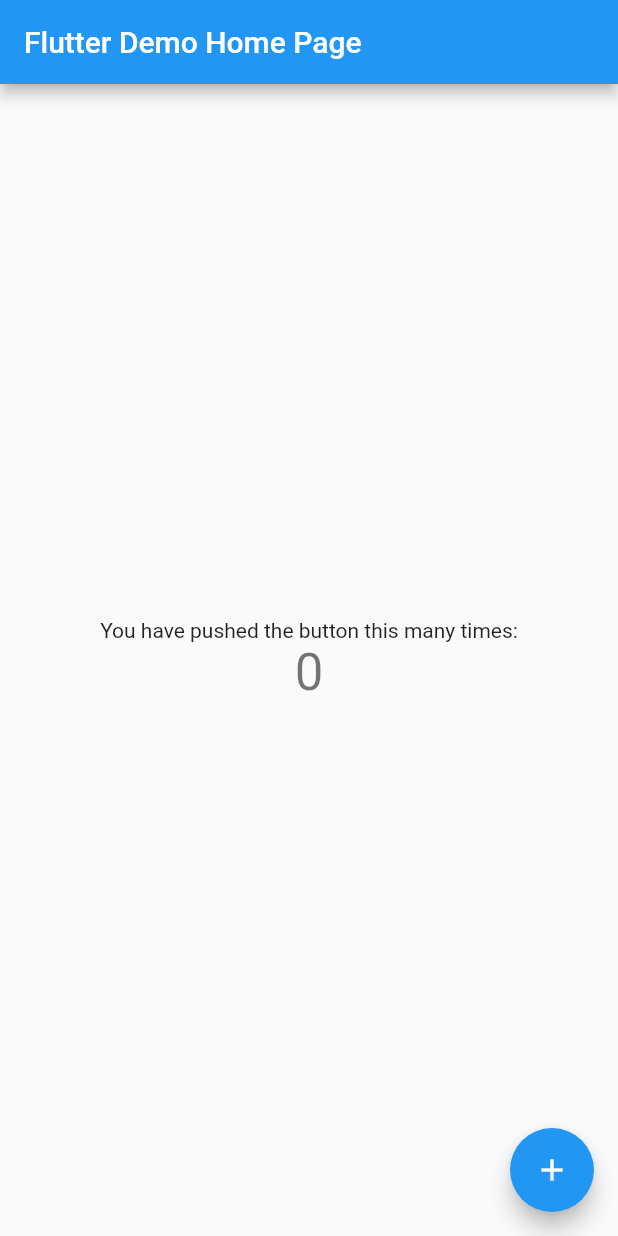
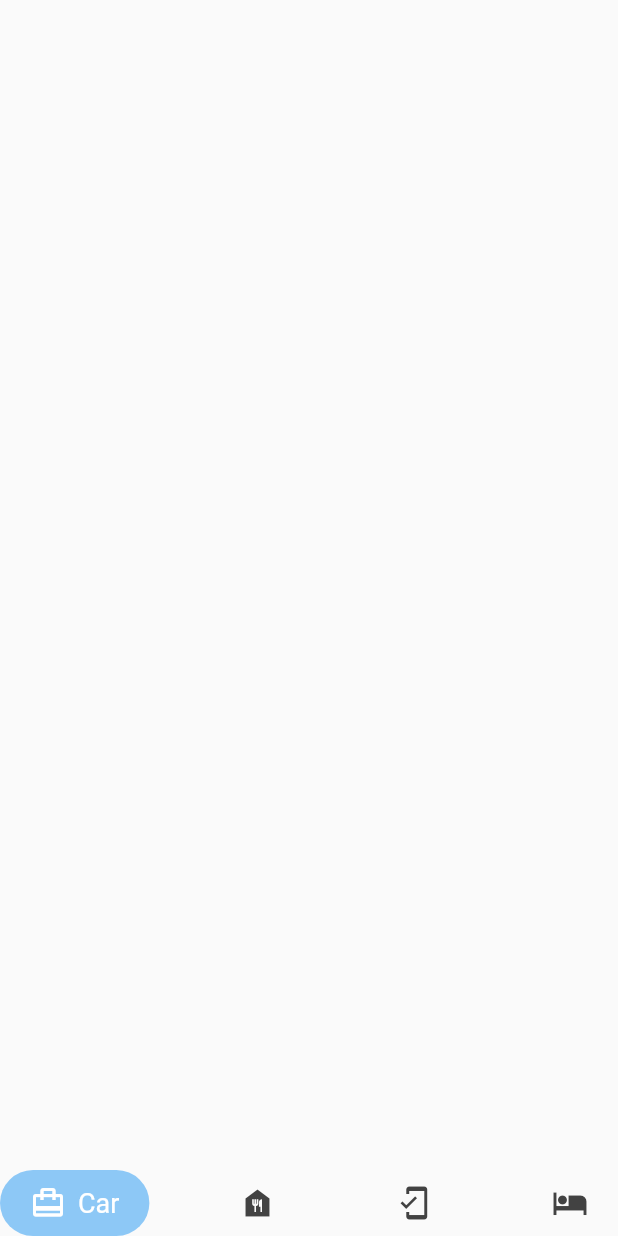
Before and after one commit to marufrobin/Car_app, a Flutter app: the screen it shows after launch, on a phone screen of 412 x 824 dp. Run offline on Flutter 3.47's test engine with Material 2 defaults, Android fonts, the phone set to English and light mode, and no system bars; drawn by our look-alikes of google_nav_bar.

```diff
--- /dev/null
+++ b/lib/home_page.dart
@@ -0,0 +1,49 @@
+import 'package:flutter/material.dart';
+import 'package:flutter/src/widgets/container.dart';
+import 'package:flutter/src/widgets/framework.dart';
+import 'package:google_nav_bar/google_nav_bar.dart';
+
+class HomePage extends StatelessWidget {
+  const HomePage({super.key});
+
+  @override
+  Widget build(BuildContext context) {
+    return Scaffold(
+      bottomNavigationBar: GNav(
+          rippleColor: Colors.grey.shade800,
+          hoverColor: Colors.grey.shade900,
+          haptic: true,
+
+          curve: Curves.easeOutExpo,
+          duration: Duration(milliseconds: 300),
+          gap: 8,
+          color: Colors.grey.shade800,
+          activeColor: Colors.white,
+          iconSize: 24,
+          tabBackgroundColor: Colors.blue.withOpacity(0.5),
+          padding: EdgeInsets.symmetric(horizontal: 20, vertical: 10),
+          tabs: [
+            GButton(
+              icon: Icons.card_travel,
+              text: "Car",
+              textStyle: TextStyle(fontSize: 18, color: Colors.white),
+            ),
+            GButton(
+              icon: Icons.food_bank,
+              text: "Food",
+              textStyle: TextStyle(fontSize: 18, color: Colors.white),
+            ),
+            GButton(
+              icon: Icons.mobile_friendly,
+              text: "Mobile",
+              textStyle: TextStyle(fontSize: 18, color: Colors.white),
+            ),
+            GButton(
+              icon: Icons.hotel,
+              text: "Hotel",
+              textStyle: TextStyle(fontSize: 18, color: Colors.white),
+            )
+          ]),
+    );
+  }
+}
--- a/lib/main.dart
+++ b/lib/main.dart
@@ -1,3 +1,5 @@
+import 'package:car_app/home_page.dart';
+import 'package:car_app/screen/pages/food.dart';
 import 'package:flutter/material.dart';
 
 void main() {
@@ -7,109 +9,11 @@ void main() {
 class MyApp extends StatelessWidget {
   const MyApp({super.key});
 
-  // This widget is the root of your application.
   @override
   Widget build(BuildContext context) {
     return MaterialApp(
-      title: 'Flutter Demo',
-      theme: ThemeData(
-        // This is the theme of your application.
-        //
-        // Try running your application with "flutter run". You'll see the
-        // application has a blue toolbar. Then, without quitting the app, try
-        // changing the primarySwatch below to Colors.green and then invoke
-        // "hot reload" (press "r" in the console where you ran "flutter run",
-        // or simply save your changes to "hot reload" in a Flutter IDE).
-        // Notice that the counter didn't reset back to zero; the application
-        // is not restarted.
-        primarySwatch: Colors.blue,
-      ),
-      home: const MyHomePage(title: 'Flutter Demo Home Page'),
+      debugShowCheckedModeBanner: false,
+      home: HomePage(),
     );
   }
 }
-
-class MyHomePage extends StatefulWidget {
-  const MyHomePage({super.key, required this.title});
-
-  // This widget is the home page of your application. It is stateful, meaning
-  // that it has a State object (defined below) that contains fields that affect
-  // how it looks.
-
-  // This class is the configuration for the state. It holds the values (in this
-  // case the title) provided by the parent (in this case the App widget) and
-  // used by the build method of the State. Fields in a Widget subclass are
-  // always marked "final".
-
-  final String title;
-
-  @override
-  State<MyHomePage> createState() => _MyHomePageState();
-}
-
-class _MyHomePageState extends State<MyHomePage> {
-  int _counter = 0;
-
-  void _incrementCounter() {
-    setState(() {
-      // This call to setState tells the Flutter framework that something has
-      // changed in this State, which causes it to rerun the build method below
-      // so that the display can reflect the updated values. If we changed
-      // _counter without calling setState(), then the build method would not be
-      // called again, and so nothing would appear to happen.
-      _counter++;
-    });
-  }
-
-  @override
-  Widget build(BuildContext context) {
-    // This method is rerun every time setState is called, for instance as done
-    // by the _incrementCounter method above.
-    //
-    // The Flutter framework has been optimized to make rerunning build methods
-    // fast, so that you can just rebuild anything that needs updating rather
-    // than having to individually change instances of widgets.
-    return Scaffold(
-      appBar: AppBar(
-        // Here we take the value from the MyHomePage object that was created by
-        // the App.build method, and use it to set our appbar title.
-        title: Text(widget.title),
-      ),
-      body: Center(
-        // Center is a layout widget. It takes a single child and positions it
-        // in the middle of the parent.
-        child: Column(
-          // Column is also a layout widget. It takes a list of children and
-          // arranges them vertically. By default, it sizes itself to fit its
-          // children horizontally, and tries to be as tall as its parent.
-          //
-          // Invoke "debug painting" (press "p" in the console, choose the
-          // "Toggle Debug Paint" action from the Flutter Inspector in Android
-          // Studio, or the "Toggle Debug Paint" command in Visual Studio Code)
-          // to see the wireframe for each widget.
-          //
-          // Column has various properties to control how it sizes itself and
-          // how it positions its children. Here we use mainAxisAlignment to
-          // center the children vertically; the main axis here is the vertical
-          // axis because Columns are vertical (the cross axis would be
-          // horizontal).
-          mainAxisAlignment: MainAxisAlignment.center,
-          children: <Widget>[
-            const Text(
-              'You have pushed the button this many times:',
-            ),
-            Text(
-              '$_counter',
-              style: Theme.of(context).textTheme.headline4,
-            ),
-          ],
-        ),
-      ),
-      floatingActionButton: FloatingActionButton(
-        onPressed: _incrementCounter,
-        tooltip: 'Increment',
-        child: const Icon(Icons.add),
-      ), // This trailing comma makes auto-formatting nicer for build methods.
-    );
-  }
-}
--- a/pubspec.yaml
+++ b/pubspec.yaml
@@ -36,6 +36,7 @@ dependencies:
   # The following adds the Cupertino Icons font to your application.
   # Use with the CupertinoIcons class for iOS style icons.
   cupertino_icons: ^1.0.2
+  google_nav_bar: ^5.0.6
 
 dev_dependencies:
   flutter_test:
```
Also changed, not shown: lib/screen/pages/car.dart (added, +21 -0 lines), lib/screen/pages/food.dart (added, +21 -0 lines), lib/screen/pages/hotel.dart (added, +18 -0 lines), lib/screen/pages/mobile.dart (added, +18 -0 lines), pubspec.lock.
